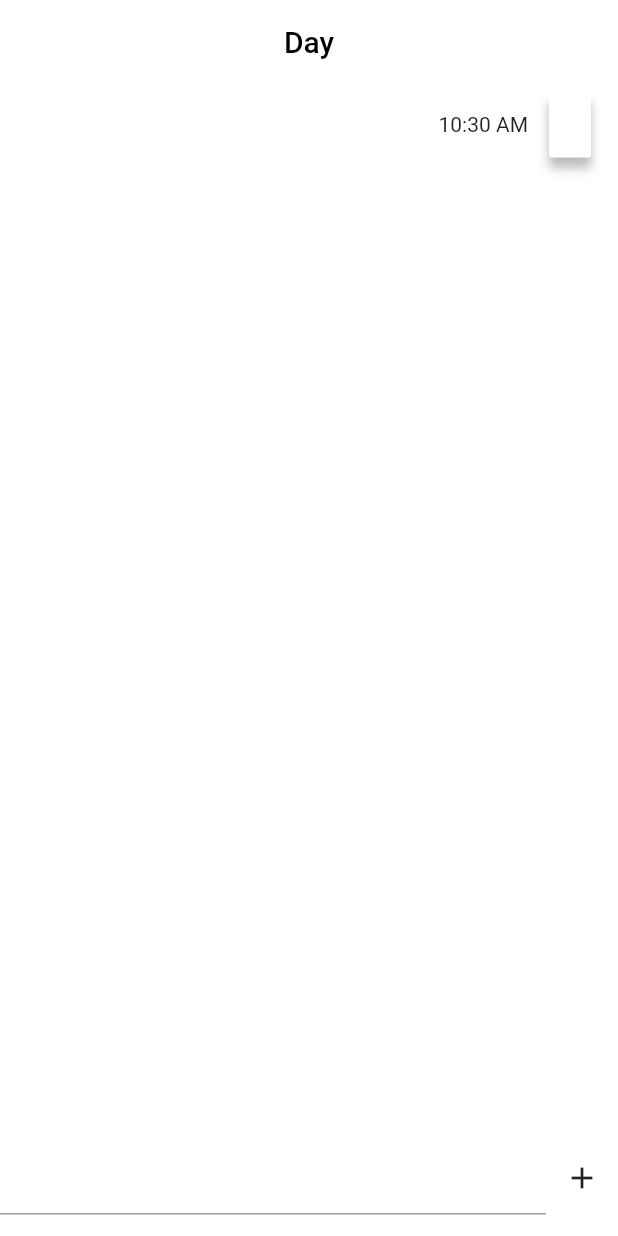
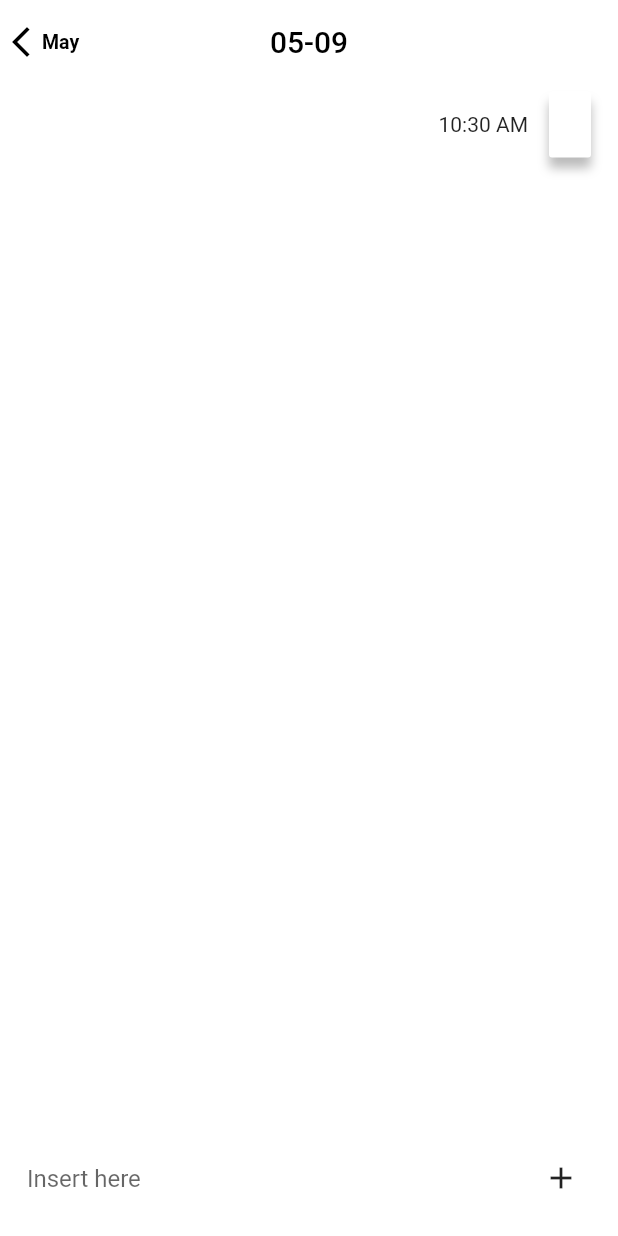
Before and after one commit to dc143cDev/memotile, a Flutter app: the screen it shows after launch, after a tap on the "add" icon, on a phone screen of 412 x 824 dp. Run offline on Flutter 3.47's test engine with Material 2 defaults, Android fonts, the phone set to English and light mode, and no system bars; our stand-ins replace get.

Commit message:
back to month button

```diff
--- a/lib/app/modules/home/controllers/home_controller.dart
+++ b/lib/app/modules/home/controllers/home_controller.dart
@@ -5,21 +5,33 @@ import 'package:intl/intl.dart';
 class HomeController extends GetxController {
   RxList MemoList = [].obs;
   RxList DateList = [].obs;
+
   RxString CurrentDate = ''.obs;
+  RxString CurrentDay = ''.obs;
+  RxString CurrentMonth = ''.obs;
 
   TextEditingController memoController = TextEditingController();
 
+  //메모 왼쪽에 표시될 작성 시간을 가져옵니다.
   getCurrentDate() {
     CurrentDate.value = DateFormat("hh:mm a").format(DateTime.now());
     DateList.add(CurrentDate.value);
+  }
 
-    print(DateList.value.toString());
-    print(CurrentDate.value);
+  //앱바 상단에 위치할 날짜를 가져옵니다.
+  getCurrentDay() {
+    CurrentDay.value = DateFormat("MM-dd").format(DateTime.now());
+  }
+
+  getCurrentMonth() {
+    CurrentMonth.value = DateFormat("MMM").format(DateTime.now());
   }
 
   @override
-  void onInit() {
+  void onInit() async {
     super.onInit();
+    await getCurrentDay();
+    await getCurrentMonth();
   }
 
   @override
--- a/lib/app/modules/home/views/home_view.dart
+++ b/lib/app/modules/home/views/home_view.dart
@@ -1,6 +1,7 @@
 import 'package:flutter/material.dart';
 
 import 'package:get/get.dart';
+import 'package:memotile/app/modules/tile/views/tile_view.dart';
 
 import '../../../global/memo_tile.dart';
 import '../controllers/home_controller.dart';
@@ -12,11 +13,44 @@ class HomeView extends GetView<HomeController> {
     return Scaffold(
       backgroundColor: Colors.white,
       appBar: AppBar(
+        leading: InkWell(
+          onTap: () {
+            Get.to(TileView());
+          },
+          child: Container(
+            child: Row(
+              children: [
+                Expanded(
+                  child: Icon(
+                    Icons.arrow_back_ios_new,
+                    color: Colors.black,
+                  ),
+                ),
+                SizedBox(
+                  width: 0,
+                ),
+                Expanded(
+                  child: Obx(
+                    () => Text(
+                      controller.CurrentMonth.value,
+                      style: TextStyle(
+                          fontWeight: FontWeight.bold,
+                          color: Colors.black,
+                          fontSize: 13),
+                    ),
+                  ),
+                ),
+              ],
+            ),
+          ),
+        ),
         backgroundColor: Colors.white,
         elevation: 0,
-        title: const Text(
-          'Day',
+        title: Obx(
+          () => Text(
+            controller.CurrentDay.value,
             style: TextStyle(color: Colors.black),
+          ),
         ),
         centerTitle: true,
       ),
@@ -46,17 +80,29 @@ class HomeView extends GetView<HomeController> {
                 child: Row(
                   children: [
                     Expanded(
+                      child: Padding(
+                        padding: const EdgeInsets.all(14.0),
                         child: TextFormField(
                           controller: controller.memoController,
+                          cursorColor: Colors.black,
+                          decoration: InputDecoration(
+                              border: InputBorder.none,
+                              focusColor: Colors.black,
+                              hintText: ' Insert here'),
                         ),
                       ),
-                    IconButton(
+                    ),
+                    Padding(
+                      padding: const EdgeInsets.only(
+                          left: 0, top: 5, right: 14, bottom: 5),
+                      child: IconButton(
                         onPressed: () {
                           controller.MemoList.add(
                               controller.memoController.value.text);
                           controller.getCurrentDate();
                         },
                         icon: Icon(Icons.add),
+                      ),
                     ),
                   ],
                 ),
--- a/lib/app/routes/app_routes.dart
+++ b/lib/app/routes/app_routes.dart
@@ -4,9 +4,11 @@ part of 'app_pages.dart';
 abstract class Routes {
   Routes._();
   static const HOME = _Paths.HOME;
+  static const TILE = _Paths.TILE;
 }
 
 abstract class _Paths {
   _Paths._();
   static const HOME = '/home';
+  static const TILE = '/tile';
 }
--- a/lib/main.dart
+++ b/lib/main.dart
@@ -7,6 +7,10 @@ import 'app/routes/app_pages.dart';
 void main() {
   runApp(
     GetMaterialApp(
+      theme: ThemeData(
+        backgroundColor: Colors.white,
+        focusColor: Colors.black,
+      ),
       debugShowCheckedModeBanner: false,
       title: "Application",
       initialRoute: AppPages.INITIAL,
```
Also changed, not shown: lib/app/modules/tile/bindings/tile_binding.dart (added, +12 -0 lines), lib/app/modules/tile/controllers/tile_controller.dart (added, +23 -0 lines), lib/app/modules/tile/views/tile_view.dart (added, +24 -0 lines), lib/app/routes/app_pages.dart (+7 -0 lines). Lines whose indentation alone changed are shown as unchanged.
